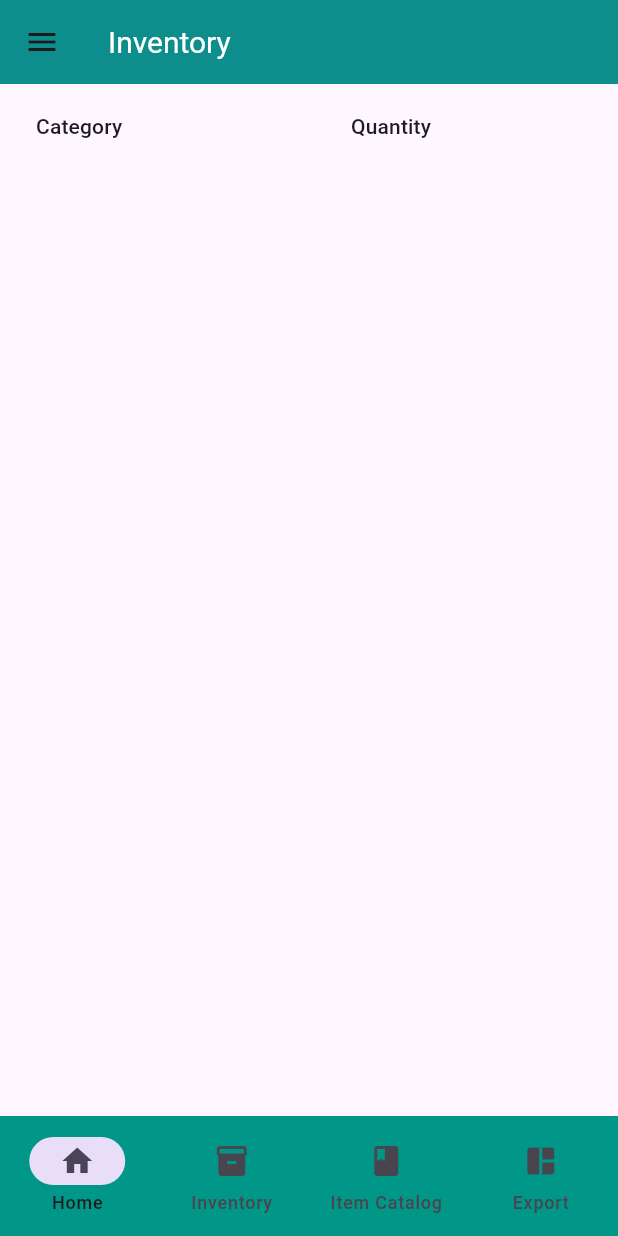
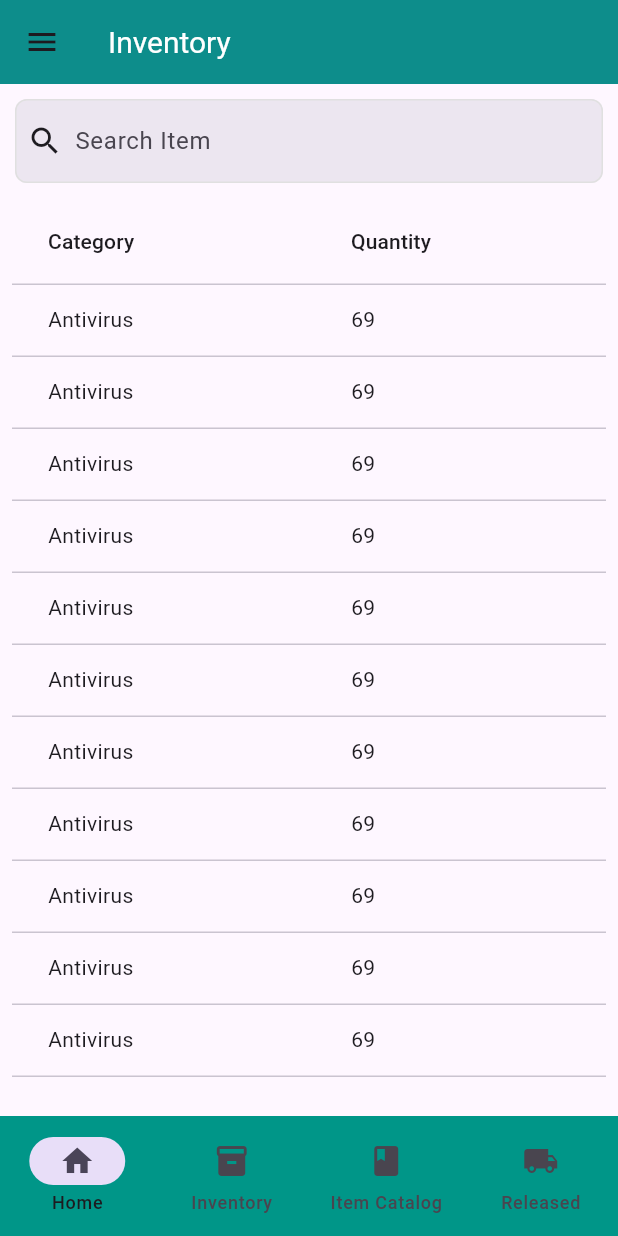
Before and after one commit to MorsHs/flutter_mobile_inventory, a Flutter app: the Inventory screen opened by its route, on a phone screen of 412 x 824 dp. Run offline on Flutter 3.47's test engine with Material 3 defaults, Android fonts, the phone set to English and light mode, and no system bars; drawn by our look-alikes of data_table_2; our stand-ins replace go_router, google_fonts.

Commit message:
Working Ndk

```diff
--- a/lib/Pages/Export/Export.dart
+++ /dev/null
@@ -1,10 +0,0 @@
-import 'package:flutter/material.dart';
-
-class Export extends StatelessWidget {
-  const Export({super.key});
-
-  @override
-  Widget build(BuildContext context) {
-    return Scaffold(body: Center(child: Text('Export'),),);
-  }
-}
--- a/lib/Pages/Export/Export_Route.dart
+++ /dev/null
@@ -1,8 +0,0 @@
-import 'package:flutter_mobile_inventory/Pages/Export/Export.dart';
-import 'package:go_router/go_router.dart';
-
-class ExportRoute {
-  static final route = [
-    GoRoute(path: '/export',builder: (context, state) => const Export(),name: 'Export')
-  ];
-}
--- a/lib/Pages/Inventory/Inventory.dart
+++ b/lib/Pages/Inventory/Inventory.dart
@@ -1,22 +1,26 @@
 import 'package:flutter/material.dart';
-import 'package:data_table_2/data_table_2.dart';
+import 'package:flutter_mobile_inventory/Pages/Inventory/widget/CustomInventorySearchBar.dart';
+import 'package:flutter_mobile_inventory/Pages/Inventory/widget/DataTable.dart';
 
 class Inventory extends StatelessWidget {
   const Inventory({super.key});
 
   @override
   Widget build(BuildContext context) {
-    List<String> colName = ['Category', 'Quantity'];
+
 
     return Scaffold(
       body: SafeArea(
-        child: DataTable2(
-          columns: List.generate(
-            colName.length,
-                (index) => DataColumn2(label: Text(colName[index])),
-          ),
-          rows: [],
-        ),
+        child:Column(
+          spacing: 3,
+          children: [
+            Padding(
+              padding: const EdgeInsets.only(top: 10),
+              child: CustomInventorySearchBar(),
+            ),
+            Expanded(child: CustomDataTable2()),
+          ],
+        )
       ),
     );
   }
--- /dev/null
+++ b/lib/Pages/Inventory/widget/CustomInventorySearchBar.dart
@@ -0,0 +1,23 @@
+import 'package:flutter/material.dart';
+
+class CustomInventorySearchBar extends StatelessWidget {
+  const CustomInventorySearchBar({super.key});
+
+  @override
+  Widget build(BuildContext context) {
+    return Padding(
+      padding: const EdgeInsets.only(left: 10, right: 10),
+      child: SearchBar(
+        leading: Icon(Icons.search),
+        elevation: WidgetStatePropertyAll(0),
+        shape: WidgetStateProperty.all(
+          RoundedRectangleBorder(
+            borderRadius: BorderRadius.circular(8),
+            side: BorderSide(color: Colors.grey.shade300),
+          ),
+        ),
+        hintText: 'Search Item',
+      ),
+    );;
+  }
+}
--- /dev/null
+++ b/lib/Pages/Inventory/widget/DataTable.dart
@@ -0,0 +1,33 @@
+import 'package:data_table_2/data_table_2.dart';
+import 'package:flutter/material.dart';
+
+class CustomDataTable2 extends StatelessWidget {
+  const CustomDataTable2({super.key});
+
+  @override
+  Widget build(BuildContext context) {
+    List<String> colName = ['Category', 'Quantity'];
+    List<String> rowName = ['Antivirus', '69'];
+
+    //TODO Implement Sorting Next time
+    return Padding(
+      padding: const EdgeInsets.all(8.0),
+      child: DataTable2(
+        minWidth: 250,
+        columns: List.generate(
+          colName.length,
+          (index) => DataColumn2(label: Text(colName[index])),
+        ),
+        rows: List.generate(
+          20,
+          (index) => DataRow2(
+            cells: [
+              DataCell(Text(rowName[0])),
+              DataCell(Text(rowName[1])),
+            ],
+          ),
+        ),
+      ),
+    );
+  }
+}
--- /dev/null
+++ b/lib/Pages/Released/Released.dart
@@ -0,0 +1,15 @@
+import 'package:flutter/material.dart';
+import 'package:flutter_mobile_inventory/Pages/Released/widgets/ReleasedDataTable.dart';
+
+class Released extends StatelessWidget {
+  const Released({super.key});
+
+  @override
+  Widget build(BuildContext context) {
+    return Scaffold(
+      body: SafeArea(
+        child: Column(children: [Expanded(child: ReleasedDataTable())]),
+      ),
+    );
+  }
+}
--- /dev/null
+++ b/lib/Pages/Released/Released_Route.dart
@@ -0,0 +1,8 @@
+import 'package:flutter_mobile_inventory/Pages/Released/Released.dart';
+import 'package:go_router/go_router.dart';
+
+class ReleasedRoute {
+  static final route = [
+    GoRoute(path: '/released',builder: (context, state) => const Released(),name: 'Released Items')
+  ];
+}
--- a/lib/Pages/Shell/widgets/BottomNavBar.dart
+++ b/lib/Pages/Shell/widgets/BottomNavBar.dart
@@ -16,8 +16,8 @@ class _BottomnavbarState extends State<Bottomnavbar> {
     NavigationDestination(icon: Icon(Icons.inventory), label: 'Inventory'),
     NavigationDestination(icon: Icon(Icons.book), label: 'Item Catalog'),
     NavigationDestination(
-      icon: Icon(Icons.auto_awesome_mosaic),
-      label: 'Export',
+      icon: Icon(Icons.local_shipping),
+      label: 'Released',
     ),
   ];
 
@@ -40,7 +40,7 @@ class _BottomnavbarState extends State<Bottomnavbar> {
                 context.go('/catalog');
                 break;
               case 3:
-                context.go('/export');
+                context.go('/released');
                 break;
             }
           }),
--- a/lib/Routes/routes.dart
+++ b/lib/Routes/routes.dart
@@ -1,7 +1,8 @@
-import 'package:flutter_mobile_inventory/Pages/Export/Export_Route.dart';
+
 import 'package:flutter_mobile_inventory/Pages/Home/Home_Route.dart';
 import 'package:flutter_mobile_inventory/Pages/Inventory/Inventory_Route.dart';
 import 'package:flutter_mobile_inventory/Pages/Item%20Catalog/Item_Catalog_Route.dart';
+import 'package:flutter_mobile_inventory/Pages/Released/Released_Route.dart';
 import 'package:flutter_mobile_inventory/Pages/Shell/Shell.dart';
 import 'package:go_router/go_router.dart';
 
@@ -14,7 +15,7 @@ class AppRouter {
           ...HomeRoute.route,
           ...CatalogRoutes.route,
           ...InventoryRoute.route,
-          ...ExportRoute.route,
+          ...ReleasedRoute.route,
         ],builder: (context, state, child) => Shell(child: child),
       ),
     ],
--- a/lib/main.dart
+++ b/lib/main.dart
@@ -8,7 +8,6 @@ void main() {
 class MyApp extends StatelessWidget {
   const MyApp({super.key});
 
-  // This widget is the root of your application.
   @override
   Widget build(BuildContext context) {
     return MaterialApp.router(
```
Also changed, not shown: lib/Pages/Released/widgets/ReleasedDataTable.dart (added, +30 -0 lines), 4 other files.
